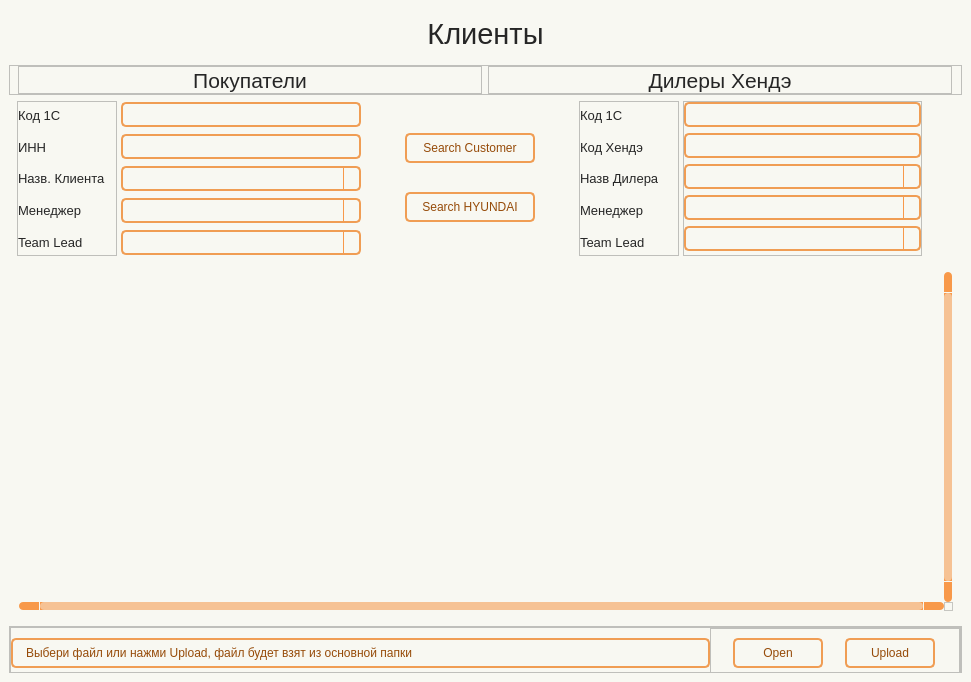
Qt form wind/pages/customers.ui (Masik84/Daily_Report_QT) before a commit.
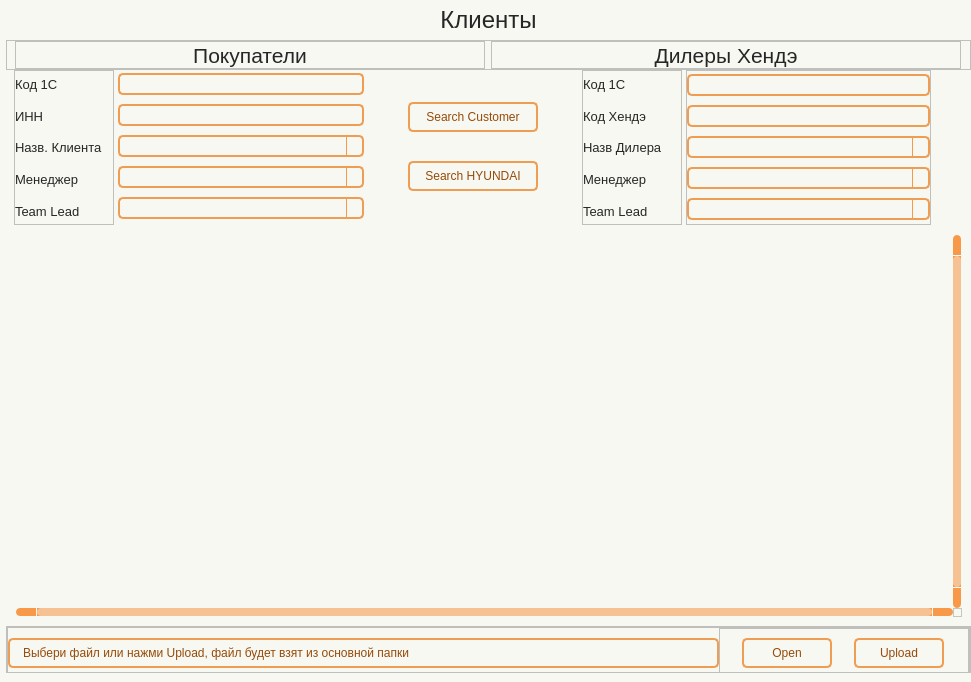
The same form after that commit. Icons and pictures are not drawn.

```diff
--- a/wind/pages/customers.ui
+++ b/wind/pages/customers.ui
@@ -29,13 +29,15 @@
    <string>Form</string>
   </property>
   <property name="styleSheet">
-   <string notr="true">QWidget{
+   <string notr="true">Form.QWidget{border: 2px solid #f28223;}
+
+QWidget{
 	background-color: #f8f8f2;
 }
 
 #Title_label.QLabel {
 color: #262626;
-font: 22pt &quot;Tahoma&quot;;
+font: 18pt &quot;Tahoma&quot;;
 }
 
 QLabel {
@@ -77,19 +79,29 @@
 	padding-right: 5px;
 	gridline-color: #f8994a;
 	color: #262626;
+	padding: 1px;
+    font: 7pt &quot;Tahoma&quot;; 
 }
 QTableWidget::item:selected{
-	background-color: #f6c294;
-    color: #262626;
+	background-color: #f28223;
+    color: #ffffff;
+}
+QTableWidget::item:editable {
+	background-color: #ffffd0;
+	border: #ffffff;
+}
+QTableWidget::item:focus {
+	background-color: #f28223;
+	border: 2px solid #ffffff;
 }
 QHeaderView::section{
 	background-color: #f8f8f2;
-	max-width: 30px;
 	border: none;
 	border-style: none;
 }
 QTableWidget::horizontalHeader {	
 	background-color: #f8994a;
+	font: 10pt &quot;Tahoma&quot;;
 }
 QHeaderView::section:horizontal {
     border: 1px solid #f8994a;
@@ -120,6 +132,52 @@
 	border: 2px solid #f28223;
 }
 
+/* Стили для множественного выбора */
+QListWidget {
+    background-color: #f8f8f2;
+    border: 2px solid #f09d54;
+    border-radius: 5px;
+    color: #262626;
+    font: 10pt &quot;Tahoma&quot;;
+}
+
+QListWidget::item {
+    padding: 5px;
+    border-bottom: 1px solid #f8994a;
+}
+
+QListWidget::item:selected {
+    background-color: #f28223;
+    color: #ffffff;
+}
+
+QListWidget::item:hover {
+    background-color: #ffd4af;
+}
+
+/* Улучшенная видимость чекбоксов */
+QCheckBox::indicator {
+    width: 16px;
+    height: 16px;
+}
+
+QCheckBox::indicator:unchecked {
+    border: 2px solid #f09d54;
+    background-color: #f8f8f2;
+    border-radius: 3px;
+}
+
+QCheckBox::indicator:checked {
+    border: 2px solid #f28223;
+    background-color: #f28223;
+    border-radius: 3px;
+    image: url(:/icon/icon/check.svg);
+}
+
+QCheckBox::indicator:hover {
+    border: 2px solid #f28223;
+}
+
 QComboBox {
 	background-color: #f8f8f2;
 	border-radius: 5px;
@@ -128,7 +186,7 @@
 	selection-color: #f28223;
 	selection-background-color: #f28223;
     color: #262626;
-	font: 10pt &quot;Tahoma&quot;;
+	font: 9pt &quot;Tahoma&quot;;
 }
 QComboBox:hover {
 	border: 2px solid #f28223;
@@ -171,7 +229,7 @@
 }
 QScrollBar::handle:horizontal {
     background: #f6c294;
-    min-width: 25px;
+    min-width: 20px;
 	border-radius: 4px
 }
 QScrollBar::add-line:horizontal {
@@ -236,7 +294,116 @@
 
  QScrollBar::add-page:vertical, QScrollBar::sub-page:vertical {
      background: none;
- }</string>
+ }
+
+QDateEdit {
+    background-color: #f8f8f2;
+    border-radius: 5px;
+    border: 2px solid #f09d54;
+    padding-left: 10px; /* Add left padding */
+    padding-right: 10px; /* Add right padding to accommodate the dropdown arrow */
+    color: #262626;
+    font: 10pt &quot;Tahoma&quot;;
+    min-width: 80px; /* Minimum width to prevent text clipping */
+}
+
+QDateEdit:hover {
+    border: 2px solid #f28223;
+}
+
+QDateEdit:focus {
+    border: 2px solid #f28223;
+}
+
+QDateEdit::drop-down {
+    subcontrol-origin: padding;
+    subcontrol-position: top right;
+    width: 25px; /* Keep the dropdown arrow width */
+    border-left-width: 1px;
+    border-left-color: #f8994a;
+    border-left-style: solid;
+    border-top-right-radius: 3px;
+    border-bottom-right-radius: 3px;
+    background-color: #f8f8f2;
+}
+
+QDateEdit::down-arrow {
+	image: url(:/icon/icon/chevron-down — копия — копия.svg);
+    width: 16px;
+    height: 16px;
+}
+
+/* Calendar Styling */
+QCalendarWidget {
+    background-color: #f8f8f2;
+    border: 2px solid #f28223;
+    color: #262626;
+}
+
+QCalendarWidget QWidget {
+    color: #262626;
+}
+
+QCalendarWidget QAbstractItemView {
+    background-color: #f8f8f2;
+    selection-background-color: #f28223;
+    selection-color: #ffffff;
+}
+
+QCalendarWidget QToolButton {
+    background-color: #ffd4af;
+    color: #262626;
+    font: 10pt &quot;Tahoma&quot;;
+    border-radius: 3px;
+    padding: 5px;
+}
+
+QCalendarWidget QToolButton:hover {
+    background-color: #f28223;
+    color: #ffffff;
+}
+
+QCalendarWidget QMenu {
+    background-color: #f8f8f2;
+    border: 1px solid #f28223;
+}
+
+QCalendarWidget QSpinBox {
+    background-color: #f8f8f2;
+    color: #262626;
+    border: 1px solid #f09d54;
+}
+
+QCalendarWidget QSpinBox::up-button {
+    subcontrol-origin: border;
+    subcontrol-position: top right;
+    width: 15px;
+    border-left-width: 1px;
+    border-left-color: #f8994a;
+    border-left-style: solid;
+}
+
+QCalendarWidget QSpinBox::down-button {
+    subcontrol-origin: border;
+    subcontrol-position: bottom right;
+    width: 15px;
+    border-left-width: 1px;
+    border-left-color: #f8994a;
+    border-left-style: solid;
+}
+
+QCalendarWidget QSpinBox::up-arrow {
+	image: url(:/icon/icon/chevron-up — копия — копия.svg);
+    width: 10px;
+    height: 10px;
+}
+
+QCalendarWidget QSpinBox::down-arrow {
+	image: url(:/icon/icon/chevron-down — копия — копия.svg);
+    width: 10px;
+    height: 10px;
+}
+</string>
   </property>
   <layout class="QHBoxLayout" name="horizontalLayout">
    <property name="leftMargin">
@@ -259,18 +426,39 @@
       </font>
      </property>
      <layout class="QVBoxLayout" name="verticalLayout_6">
+      <property name="spacing">
+       <number>0</number>
+      </property>
+      <property name="leftMargin">
+       <number>6</number>
+      </property>
+      <property name="topMargin">
+       <number>0</number>
+      </property>
+      <property name="rightMargin">
+       <number>0</number>
+      </property>
+      <property name="bottomMargin">
+       <number>9</number>
+      </property>
       <item>
        <widget class="QLabel" name="Title_label">
         <property name="minimumSize">
          <size>
           <width>0</width>
-          <height>50</height>
+          <height>40</height>
+         </size>
+        </property>
+        <property name="maximumSize">
+         <size>
+          <width>16777215</width>
+          <height>40</height>
          </size>
         </property>
         <property name="font">
          <font>
           <family>Tahoma</family>
-          <pointsize>22</pointsize>
+          <pointsize>18</pointsize>
           <italic>false</italic>
           <bold>false</bold>
          </font>
@@ -581,13 +769,13 @@
               <property name="minimumSize">
                <size>
                 <width>0</width>
-                <height>25</height>
+                <height>22</height>
                </size>
               </property>
               <property name="maximumSize">
                <size>
                 <width>16777215</width>
-                <height>25</height>
+                <height>22</height>
                </size>
               </property>
               <property name="text">
@@ -600,13 +788,13 @@
               <property name="minimumSize">
                <size>
                 <width>0</width>
-                <height>25</height>
+                <height>22</height>
                </size>
               </property>
               <property name="maximumSize">
                <size>
                 <width>16777215</width>
-                <height>25</height>
+                <height>22</height>
                </size>
               </property>
              </widget>
@@ -616,13 +804,13 @@
               <property name="minimumSize">
                <size>
                 <width>0</width>
-                <height>25</height>
+                <height>22</height>
                </size>
               </property>
               <property name="maximumSize">
                <size>
                 <width>16777215</width>
-                <height>25</height>
+                <height>22</height>
                </size>
               </property>
              </widget>
@@ -632,13 +820,13 @@
               <property name="minimumSize">
                <size>
                 <width>0</width>
-                <height>25</height>
+                <height>22</height>
                </size>
               </property>
               <property name="maximumSize">
                <size>
                 <width>16777215</width>
-                <height>25</height>
+                <height>22</height>
                </size>
               </property>
              </widget>
@@ -648,13 +836,13 @@
               <property name="minimumSize">
                <size>
                 <width>0</width>
-                <height>25</height>
+                <height>22</height>
                </size>
               </property>
               <property name="maximumSize">
                <size>
                 <width>16777215</width>
-                <height>25</height>
+                <height>22</height>
                </size>
               </property>
              </widget>
@@ -901,7 +1089,13 @@
               <property name="minimumSize">
                <size>
                 <width>0</width>
-                <height>25</height>
+                <height>22</height>
+               </size>
+              </property>
+              <property name="maximumSize">
+               <size>
+                <width>16777215</width>
+                <height>22</height>
                </size>
               </property>
               <property name="font">
@@ -917,7 +1111,13 @@
               <property name="minimumSize">
                <size>
                 <width>0</width>
-                <height>25</height>
+                <height>22</height>
+               </size>
+              </property>
+              <property name="maximumSize">
+               <size>
+                <width>16777215</width>
+                <height>22</height>
                </size>
               </property>
               <property name="font">
@@ -933,7 +1133,13 @@
               <property name="minimumSize">
                <size>
                 <width>0</width>
-                <height>25</height>
+                <height>22</height>
+               </size>
+              </property>
+              <property name="maximumSize">
+               <size>
+                <width>16777215</width>
+                <height>22</height>
                </size>
               </property>
              </widget>
@@ -943,7 +1149,13 @@
               <property name="minimumSize">
                <size>
                 <width>0</width>
-                <height>25</height>
+                <height>22</height>
+               </size>
+              </property>
+              <property name="maximumSize">
+               <size>
+                <width>16777215</width>
+                <height>22</height>
                </size>
               </property>
              </widget>
@@ -953,7 +1165,13 @@
               <property name="minimumSize">
                <size>
                 <width>0</width>
-                <height>25</height>
+                <height>22</height>
+               </size>
+              </property>
+              <property name="maximumSize">
+               <size>
+                <width>16777215</width>
+                <height>22</height>
                </size>
               </property>
              </widget>
```
